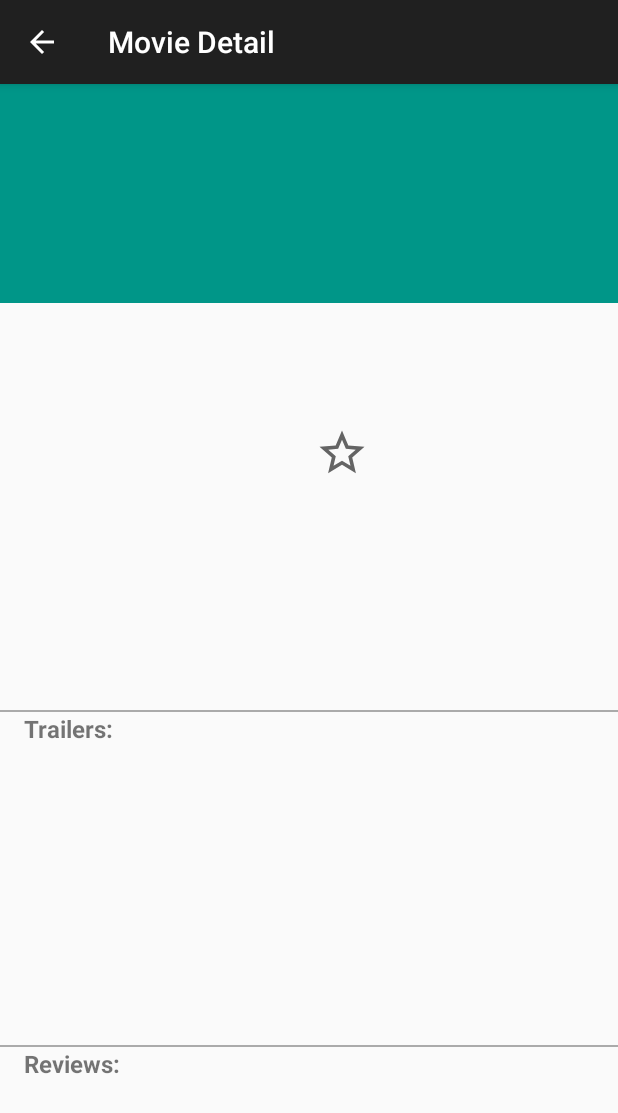
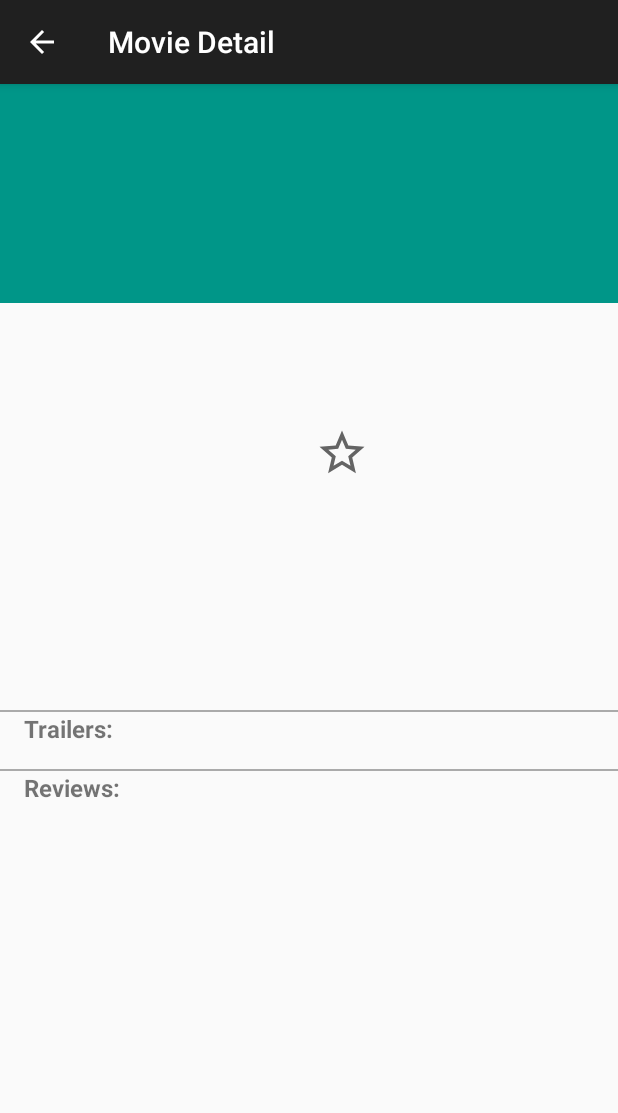
Before and after one commit to samd5001/popular-movies-stage-2, an Android app: the DetailActivity screen opened directly, with no data from a screen before it, on a phone screen of 412 x 824 dp. Shown: the top 1113 px of the screen. Run offline under Robolectric (Android 15) with nearby library versions, the phone set to English and light mode, and no system bars; our stand-ins replace Picasso, Room's generated code; pictures from the network do not load; 1 statement that could not run was skipped.

```diff
--- a/app/build.gradle
+++ b/app/build.gradle
@@ -35,7 +35,7 @@ dependencies {
     implementation 'androidx.appcompat:appcompat:1.1.0'
     implementation 'androidx.constraintlayout:constraintlayout:1.1.3'
     implementation 'androidx.lifecycle:lifecycle-extensions:2.2.0'
-    implementation 'androidx.preference:preference:1.1.0-rc01'
+    implementation 'androidx.preference:preference:1.1.1'
     implementation 'com.google.android.material:material:1.0.0'
     testImplementation 'junit:junit:4.12'
     androidTestImplementation 'androidx.test.ext:junit:1.1.1'
--- a/app/src/main/java/com/samdunkley/android/popularmovies/MainActivity.java
+++ b/app/src/main/java/com/samdunkley/android/popularmovies/MainActivity.java
@@ -3,7 +3,6 @@ package com.samdunkley.android.popularmovies;
 import android.content.Intent;
 import android.content.SharedPreferences;
 import android.os.Bundle;
-import android.os.Parcelable;
 import android.view.Menu;
 import android.view.MenuItem;
 import android.widget.Toast;
--- a/app/src/main/java/com/samdunkley/android/popularmovies/db/MovieFavouriteDao.java
+++ b/app/src/main/java/com/samdunkley/android/popularmovies/db/MovieFavouriteDao.java
@@ -13,6 +13,9 @@ import java.util.List;
 @Dao
 public interface MovieFavouriteDao {
 
+    @Query("SELECT * FROM favourites WHERE id = :movieId")
+    MovieFavourite loadById(Integer movieId);
+
     @Query("SELECT * FROM favourites")
     LiveData<List<MovieFavourite>> loadFavourites();
 
--- a/app/src/main/res/layout/activity_detail.xml
+++ b/app/src/main/res/layout/activity_detail.xml
@@ -9,7 +9,7 @@
 
     <androidx.constraintlayout.widget.ConstraintLayout
         android:layout_width="match_parent"
-        android:layout_height="match_parent">
+        android:layout_height="wrap_content">
 
         <TextView
             android:id="@+id/detail_title_tv"
@@ -50,7 +50,8 @@
                 android:id="@+id/detail_release_tv"
                 android:layout_width="match_parent"
                 android:layout_height="wrap_content"
-                android:layout_marginLeft="4dp"
+                android:layout_marginStart="@dimen/spacing_4"
+                android:layout_marginLeft="@dimen/spacing_4"
                 android:layout_marginBottom="6dp"
                 android:textSize="24sp"
                 android:textStyle="bold"
@@ -60,7 +61,8 @@
                 android:id="@+id/detail_rating_tv"
                 android:layout_width="match_parent"
                 android:layout_height="wrap_content"
-                android:layout_marginLeft="4dp"
+                android:layout_marginStart="@dimen/spacing_4"
+                android:layout_marginLeft="@dimen/spacing_4"
                 android:textColor="@color/colorPrimaryDark"
                 tools:text="@string/detail_rating_placeholder" />
 
@@ -79,7 +81,7 @@
             android:layout_width="match_parent"
             android:layout_height="wrap_content"
             android:layout_marginTop="220dp"
-            android:padding="16dp"
+            android:padding="@dimen/spacing_16"
             app:layout_constraintTop_toBottomOf="@+id/detail_title_tv"
             tools:text="@string/detail_overview_placeholder" />
 
@@ -95,8 +97,8 @@
             android:id="@+id/trailer_header_tv"
             android:layout_width="wrap_content"
             android:layout_height="wrap_content"
-            android:layout_marginStart="16dp"
-            android:layout_marginLeft="16dp"
+            android:layout_marginStart="@dimen/spacing_16"
+            android:layout_marginLeft="@dimen/spacing_16"
             android:text="@string/trailers"
             android:textSize="@dimen/trailer_header_text_size"
             android:textStyle="bold"
@@ -104,9 +106,10 @@
             app:layout_constraintTop_toBottomOf="@+id/trailer_divider" />
 
         <androidx.recyclerview.widget.RecyclerView
+            android:maxHeight="@dimen/detail_rv_max_height"
             android:id="@+id/trailer_rv"
             android:layout_width="match_parent"
-            android:layout_height="200dp"
+            android:layout_height="wrap_content"
             android:padding="8dp"
             android:scrollbars="vertical"
             app:layout_constraintTop_toBottomOf="@+id/trailer_header_tv" />
@@ -123,8 +126,8 @@
             android:id="@+id/review_header_tv"
             android:layout_width="wrap_content"
             android:layout_height="wrap_content"
-            android:layout_marginStart="16dp"
-            android:layout_marginLeft="16dp"
+            android:layout_marginStart="@dimen/spacing_16"
+            android:layout_marginLeft="@dimen/spacing_16"
             android:text="@string/reviews_header"
             android:textSize="@dimen/trailer_header_text_size"
             android:textStyle="bold"
@@ -132,7 +135,7 @@
             app:layout_constraintTop_toBottomOf="@+id/review_divider" />
 
         <androidx.recyclerview.widget.RecyclerView
-            android:maxHeight="400dp"
+            android:maxHeight="@dimen/detail_rv_max_height"
             android:id="@+id/review_rv"
             android:layout_width="match_parent"
             android:layout_height="wrap_content"
--- a/app/src/main/res/values/dimens.xml
+++ b/app/src/main/res/values/dimens.xml
@@ -9,4 +9,6 @@
     <dimen name="spacing_32">32dp</dimen>
     <dimen name="trailer_header_text_size">16sp</dimen>
     <dimen name="spacing_16">16dp</dimen>
+    <dimen name="detail_rv_max_height">400dp</dimen>
+    <dimen name="spacing_4">4dp</dimen>
 </resources>
```
Also changed, not shown: app/src/main/java/com/samdunkley/android/popularmovies/DetailActivity.java (+17 -4 lines).
